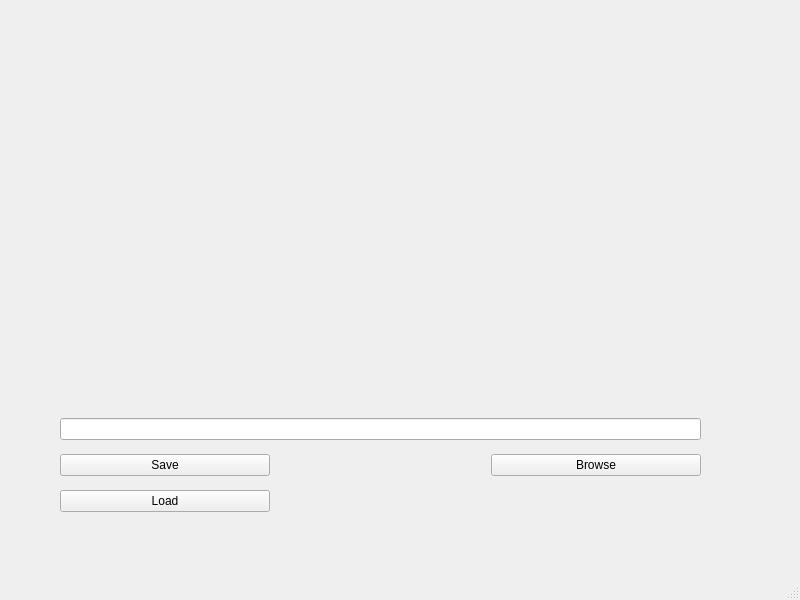
The window that polynomial-solver/MainWindow.ui (aczarnas/polynomial-solver) describes before a commit, drawn with Qt 5.
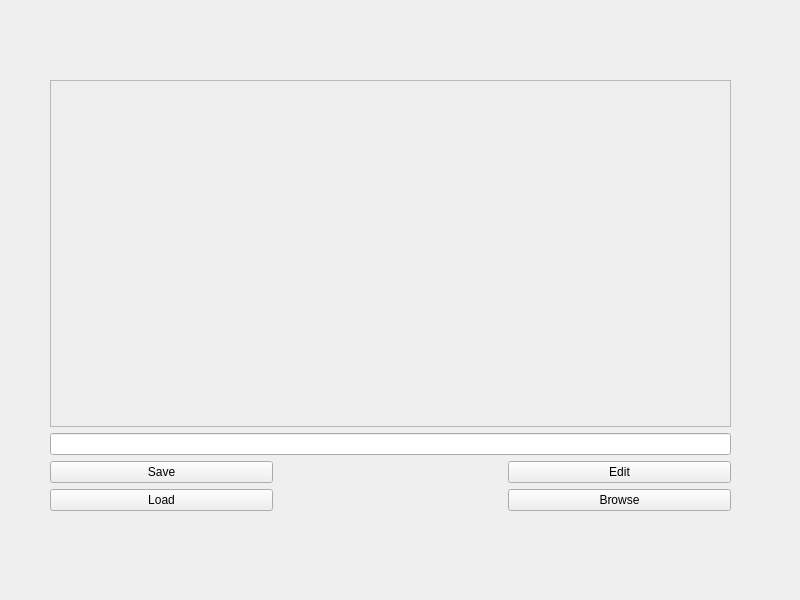
The same window after the commit.

Commit message: added field for polynomial equation

Patch:
```diff
--- a/polynomial-solver/MainWindow.ui
+++ b/polynomial-solver/MainWindow.ui
@@ -17,12 +17,21 @@
    <widget class="QWidget" name="">
     <property name="geometry">
      <rect>
-      <x>60</x>
-      <y>410</y>
-      <width>641</width>
-      <height>111</height>
+      <x>50</x>
+      <y>80</y>
+      <width>681</width>
+      <height>431</height>
      </rect>
     </property>
+    <layout class="QVBoxLayout" name="verticalLayout">
+     <item>
+      <widget class="QTextEdit" name="polynomialDisplayTextEdit">
+       <property name="enabled">
+        <bool>false</bool>
+       </property>
+      </widget>
+     </item>
+     <item>
     <layout class="QGridLayout" name="gridLayout">
      <item row="2" column="0">
       <widget class="QPushButton" name="loadButton">
@@ -31,20 +40,6 @@
        </property>
       </widget>
      </item>
-     <item row="1" column="2">
-      <widget class="QPushButton" name="browseButton">
-       <property name="text">
-        <string>Browse</string>
-       </property>
-      </widget>
-     </item>
-     <item row="1" column="0">
-      <widget class="QPushButton" name="saveButton">
-       <property name="text">
-        <string>Save</string>
-       </property>
-      </widget>
-     </item>
      <item row="0" column="0" colspan="3">
       <widget class="QLineEdit" name="filePathTextBox">
        <property name="inputMask">
@@ -55,20 +50,32 @@
        </property>
       </widget>
      </item>
-    </layout>
-   </widget>
-  </widget>
-  <widget class="QMenuBar" name="menubar">
-   <property name="geometry">
-    <rect>
-     <x>0</x>
-     <y>0</y>
-     <width>800</width>
-     <height>21</height>
-    </rect>
-   </property>
-  </widget>
-  <widget class="QStatusBar" name="statusbar"/>
+       <item row="1" column="0">
+        <widget class="QPushButton" name="saveButton">
+         <property name="text">
+          <string>Save</string>
+         </property>
+        </widget>
+       </item>
+       <item row="2" column="2">
+        <widget class="QPushButton" name="browseButton">
+         <property name="text">
+          <string>Browse</string>
+         </property>
+        </widget>
+       </item>
+       <item row="1" column="2">
+        <widget class="QPushButton" name="editButton">
+         <property name="text">
+          <string>Edit</string>
+         </property>
+        </widget>
+       </item>
+      </layout>
+     </item>
+    </layout>
+   </widget>
+  </widget>
  </widget>
  <resources/>
  <connections/>
```
Lines whose indentation alone changed are shown as unchanged.
